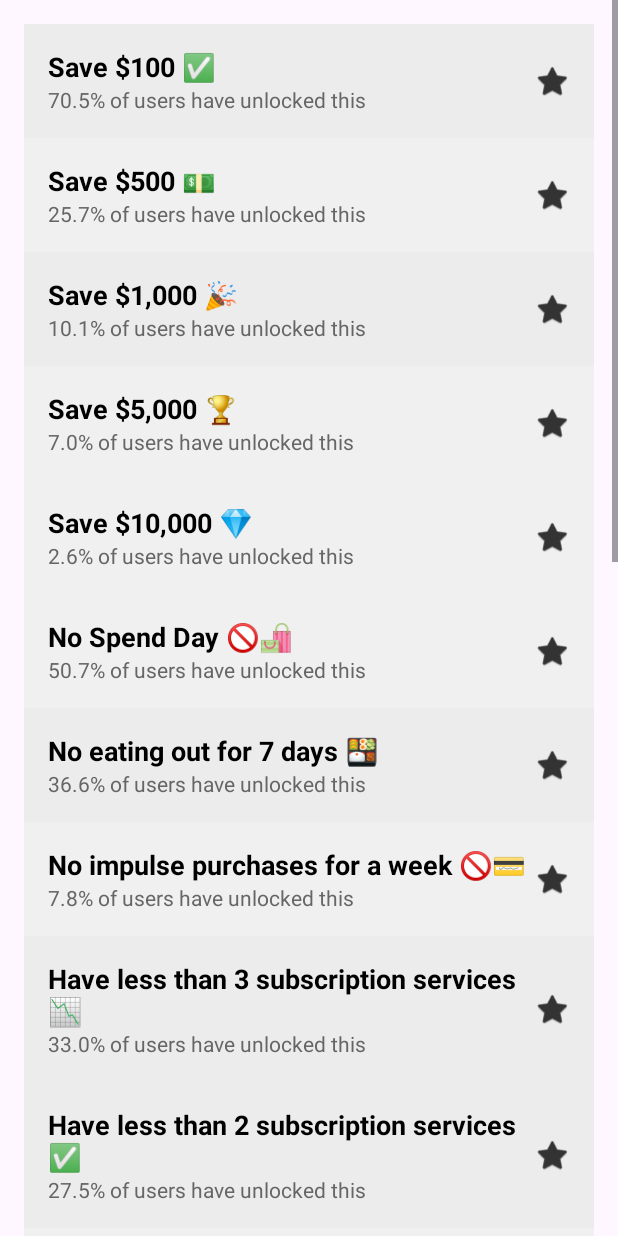
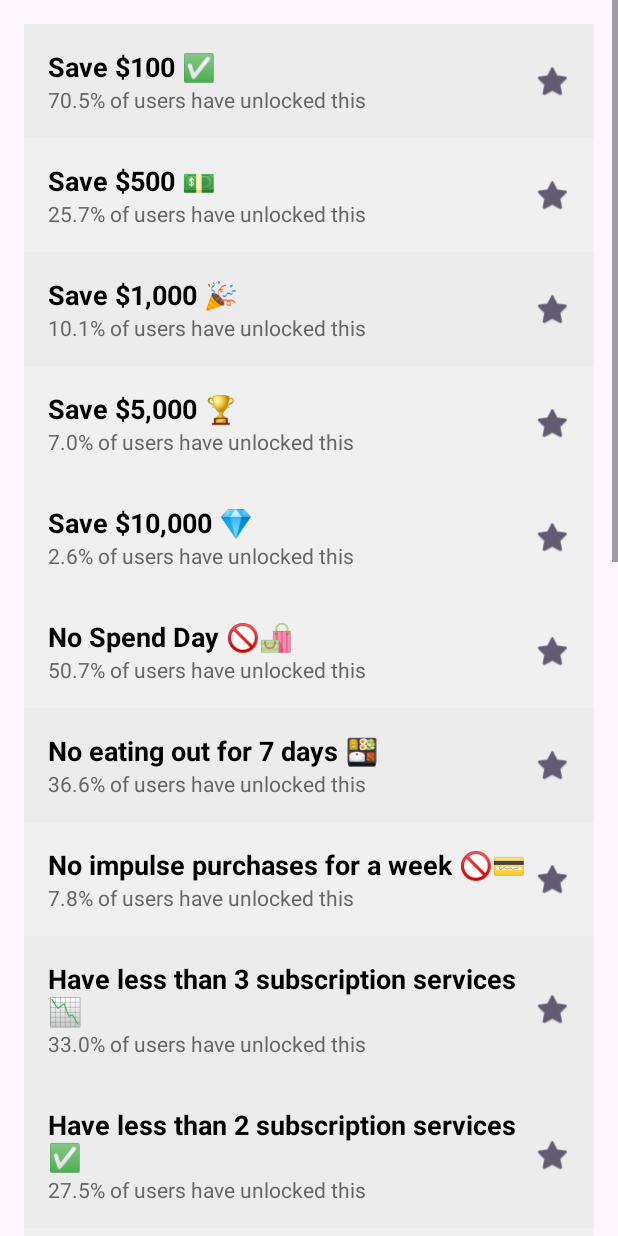
Before and after one commit to BrianFigueroa914/NewBudgetApp, an Android app: the AchievementsActivity screen opened directly, with no data from a screen before it, on a phone screen of 412 x 824 dp. Run offline under Robolectric (Android 15) with nearby library versions, the phone set to English and light mode, and no system bars.

```diff
--- a/app/src/main/res/layout/achievement_card.xml
+++ b/app/src/main/res/layout/achievement_card.xml
@@ -40,5 +40,5 @@
         android:layout_gravity="center_vertical"
         android:src="@android:drawable/btn_star_big_off"
         android:contentDescription="Star icon"
-        app:tint="#333333" />
+        app:tint="?attr/colorAccent" />
 </LinearLayout>
```
Also changed, not shown: app/src/main/java/com/example/newbudgetapp/DashboardActivity.java (+24 -15 lines).
